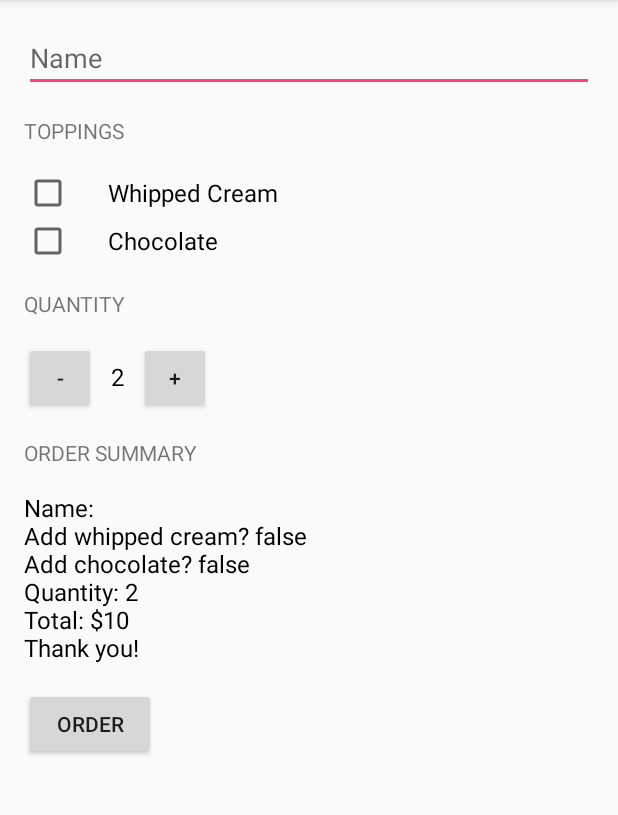
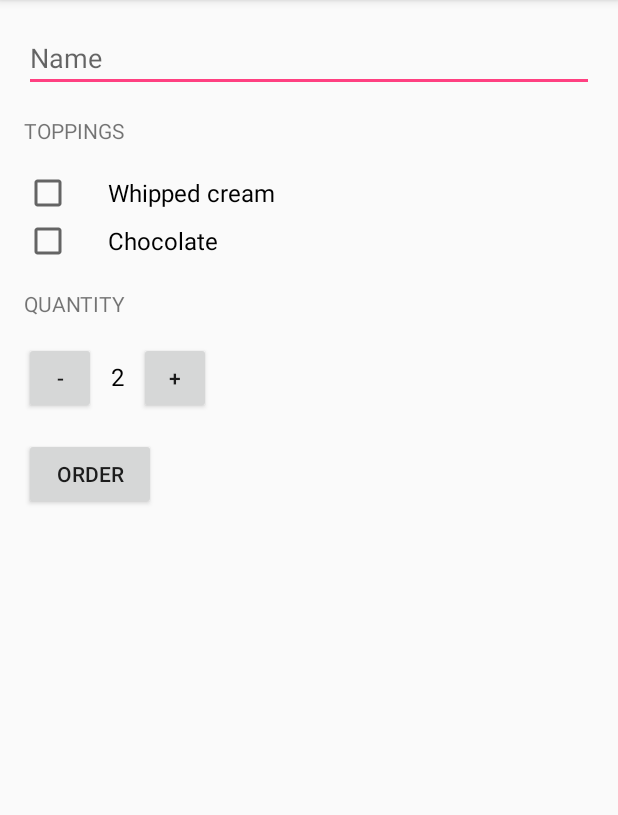
Before and after one commit to k0m0d0/JustJava, an Android app: the screen it shows after launch (MainActivity), after a tap on "ORDER", on a phone screen of 412 x 824 dp, the part 84-899 px from its top. Run offline under Robolectric (Android 15) with nearby library versions, the phone set to English and light mode, and no system bars.

Commit message:
Lesson 6-20

```diff
--- a/app/src/main/java/com/example/android/justjava/MainActivity.java
+++ b/app/src/main/java/com/example/android/justjava/MainActivity.java
@@ -61,7 +61,7 @@ public class MainActivity extends AppCompatActivity {
             startActivity(intent);
         }
 
-        displayMessage(message);
+        //displayMessage(message);
 
         //Toast to01 = Toast.makeText(this,"Order created!",10);
         //to01.show();
@@ -114,10 +114,11 @@ public class MainActivity extends AppCompatActivity {
      * @param message is the message to display
      */
 
-    private void displayMessage(String message) {
+    /*
+   private void displayMessage(String message) {
         TextView orderSummaryTextView = (TextView) findViewById(R.id.order_summary_text_view);
         orderSummaryTextView.setText(message);
-    }
+    }*/
 
 
     /**
@@ -150,9 +151,12 @@ public class MainActivity extends AppCompatActivity {
      * @return the summary
      */
     private String createOrderSummary(int price, boolean addWhippedCream, boolean addChocolate, String customerName) {
-        String summary = "Name: " + customerName + "\nAdd whipped cream? " + addWhippedCream;
-        summary += "\nAdd chocolate? " + addChocolate;
-        summary += "\nQuantity: " + quantity + "\nTotal: $" + price + "\nThank you!";
+        String summary = getString(R.string.order_summary_name,customerName);
+        //summary += "\nAdd whipped cream? " + addWhippedCream;
+        summary += "\n" + getString(R.string.order_summary_whippedCream);
+        //summary += "\nAdd chocolate? " + addChocolate;
+        summary += "\n" + getString(R.string.order_summary_chocolate);
+        summary += "\nQuantity: " + quantity + "\nTotal: $" + price + "\n" + getString(R.string.thank_you);
         return summary;
     }
 }
--- a/app/src/main/res/layout/activity_main.xml
+++ b/app/src/main/res/layout/activity_main.xml
@@ -9,7 +9,7 @@
     <LinearLayout xmlns:android="http://schemas.android.com/apk/res/android"
 
         android:layout_width="match_parent"
-        android:layout_height="match_parent"
+        android:layout_height="wrap_content"
         android:orientation="vertical"
         android:padding="16dp">
 
@@ -18,30 +18,32 @@
             android:layout_width="match_parent"
             android:layout_height="wrap_content"
             android:layout_marginBottom="16dp"
-            android:hint="Name"
+            android:hint="@string/editTextView_name"
             android:inputType="textCapWords"/>
 
         <TextView
             android:layout_width="wrap_content"
             android:layout_height="wrap_content"
             android:layout_marginBottom="16dp"
-            android:text="Toppings"
+            android:text="@string/optionsTextView_name"
             android:textAllCaps="true" />
 
         <CheckBox
             android:id="@+id/whipped_cream_checkbox"
             android:layout_width="wrap_content"
             android:layout_height="wrap_content"
-            android:paddingLeft="24dp"
-            android:text="Whipped Cream"
+            android:paddingStart="24dp"
+            android:paddingEnd="24dp"
+            android:text="@string/whipped_cream"
             android:textSize="16sp" />
 
         <CheckBox
             android:id="@+id/chocolate_checkbox"
             android:layout_width="wrap_content"
             android:layout_height="wrap_content"
-            android:paddingLeft="24dp"
-            android:text="Chocolate"
+            android:paddingStart="24dp"
+            android:paddingEnd="24dp"
+            android:text="@string/chocolate"
             android:textSize="16sp" />
 
 
@@ -49,7 +51,7 @@
             android:layout_width="wrap_content"
             android:layout_height="wrap_content"
             android:layout_marginTop="16dp"
-            android:text="Quantity"
+            android:text="@string/quantity"
             android:textAllCaps="true" />
 
         <LinearLayout
@@ -85,7 +87,7 @@
 
         </LinearLayout>
 
-
+<!--
         <TextView
             android:layout_width="wrap_content"
             android:layout_height="wrap_content"
@@ -101,13 +103,13 @@
             android:text="-"
             android:textColor="@android:color/black"
             android:textSize="16sp" />
-
+-->
         <Button
             android:layout_width="wrap_content"
             android:layout_height="wrap_content"
             android:layout_marginTop="16dp"
             android:onClick="submitOrder"
-            android:text="order" />
+            android:text="@string/order" />
 
     </LinearLayout>
 
--- a/app/src/main/res/values/strings.xml
+++ b/app/src/main/res/values/strings.xml
@@ -1,3 +1,20 @@
-<resources>
+<resources xmlns:xliff="urn:oasis:names:tc:xliff:document:1.2">
     <string name="app_name">JustJava</string>
+
+
+    <string name="editTextView_name">Name</string>
+    <string name="optionsTextView_name">Toppings</string>
+    <string name="whipped_cream">Whipped cream</string>
+    <string name="chocolate">Chocolate</string>
+
+    <string name="quantity">Quantity</string>
+    <string name="order">Order</string>
+
+    <string name="order_summary_name">Name: <xliff:g example="John" id="customerName">%s</xliff:g></string>
+    <string name="order_summary_whippedCream">Add whipped cream?</string>
+    <string name="order_summary_chocolate">Add chocolate?</string>
+
+
+    <string name="thank_you">Thank you!</string>
+
 </resources>
```
Also changed, not shown: 1 other file.
